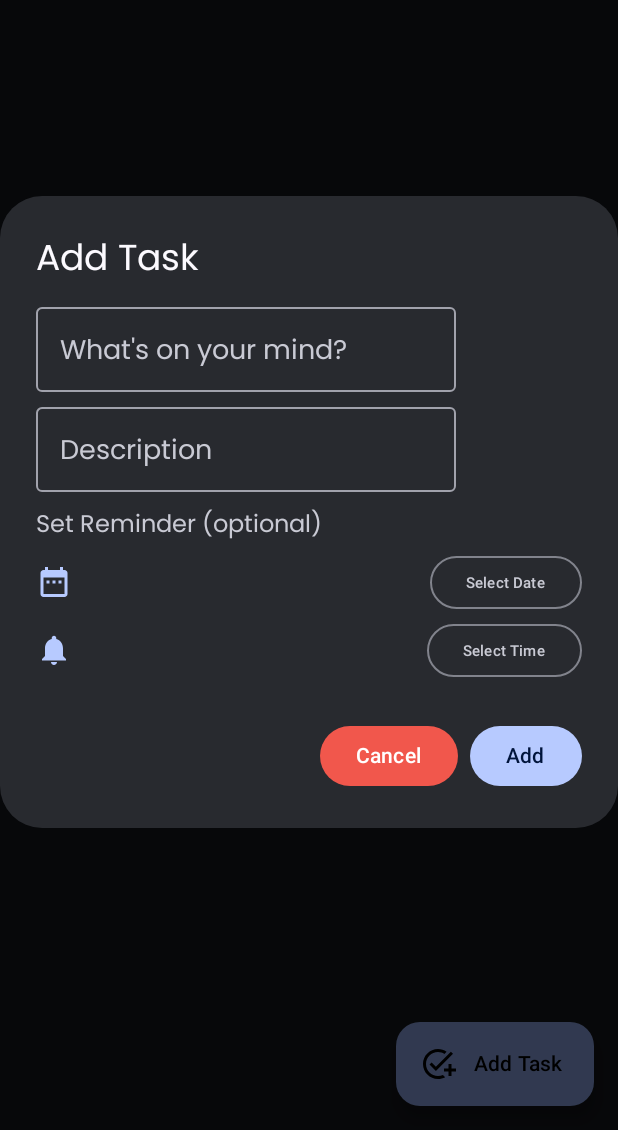
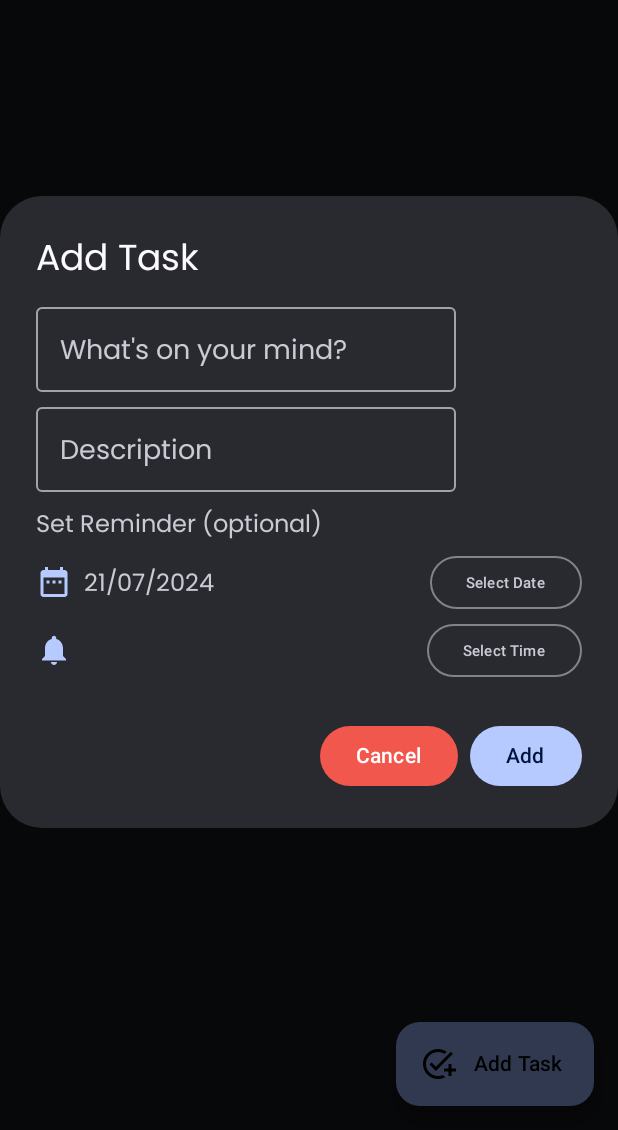
Before and after one commit to thatsmanmeet/Tasky, an Android app built with Jetpack Compose: the screen it shows after launch (MainActivity), after a tap on "Add Task", on a phone screen of 412 x 824 dp, the part 106-1236 px from its top. Run offline under Robolectric (Android 15) with nearby library versions, the phone set to English and light mode, and no system bars; our stand-ins replace Room's generated code; 1 other tap on this screen came first.

Commit message:
fixd few bugs from past

```diff
--- a/app/build.gradle
+++ b/app/build.gradle
@@ -13,7 +13,7 @@ android {
         minSdk 26
         targetSdk 34
         versionCode 27
-        versionName "2.4.3"
+        versionName "3.0.0"
         testInstrumentationRunner "androidx.test.runner.AndroidJUnitRunner"
         vectorDrawables {
             useSupportLibrary true
--- a/app/src/main/java/com/thatsmanmeet/taskyapp/components/AddTodoDialog.kt
+++ b/app/src/main/java/com/thatsmanmeet/taskyapp/components/AddTodoDialog.kt
@@ -18,6 +18,7 @@ import androidx.compose.ui.unit.sp
 import com.thatsmanmeet.taskyapp.R
 import com.thatsmanmeet.taskyapp.room.Todo
 import com.thatsmanmeet.taskyapp.room.TodoViewModel
+import com.thatsmanmeet.taskyapp.screens.getCurrentDate
 import com.thatsmanmeet.taskyapp.screens.scheduleNotification
 import com.thatsmanmeet.taskyapp.screens.setRepeatingAlarm
 import java.text.SimpleDateFormat
@@ -100,7 +101,9 @@ fun addTodoDialog(
                         }) {
                             Text(text = stringResource(R.string.add_edit_dialog_select_date_button), fontSize = 10.sp)
                             val date = showDatePicker(context = context, isDateDialogShowing)
-                            dateText.value = date
+                            dateText.value = if(date != ""){date} else {
+                                getCurrentDate()
+                            }
                             isDateDialogShowing.value = false
                         }
                     }
--- a/app/src/main/java/com/thatsmanmeet/taskyapp/components/MyTopAppBar.kt
+++ b/app/src/main/java/com/thatsmanmeet/taskyapp/components/MyTopAppBar.kt
@@ -14,6 +14,7 @@ import androidx.compose.material3.Text
 import androidx.compose.material3.TopAppBar
 import androidx.compose.material3.TopAppBarDefaults
 import androidx.compose.runtime.Composable
+import androidx.compose.runtime.MutableState
 import androidx.compose.ui.Alignment
 import androidx.compose.ui.Modifier
 import androidx.compose.ui.unit.sp
@@ -27,10 +28,9 @@ fun MyTopAppBar(
     coroutineScope: CoroutineScope,
     drawerState: DrawerState,
     modifier: Modifier,
-    searchText: String,
+    searchText: MutableState<String>,
     topAppBarColors: TopAppBarDefaults
 ) {
-    var searchText1 = searchText
     TopAppBar(
         navigationIcon = {
             IconButton(onClick = {
@@ -57,7 +57,7 @@ fun MyTopAppBar(
                     text = title,
                     fontSize = 25.sp
                 )
-                SearchBarTop(searchText1) { searchText1 = it }
+                SearchBarTop(searchText.value) { searchText.value = it }
             }
         },
         colors = topAppBarColors.topAppBarColors(
--- a/app/src/main/java/com/thatsmanmeet/taskyapp/components/NavigationDrawer.kt
+++ b/app/src/main/java/com/thatsmanmeet/taskyapp/components/NavigationDrawer.kt
@@ -87,7 +87,7 @@ fun NavigationDrawer(
                 NavigationDrawerItem(
                     modifier = modifier.padding(start = 16.dp, end = 16.dp),
                     icon = { Icon(imageVector = Icons.Default.Delete, contentDescription = null) },
-                    label = { Text(text = "Deleted Tasks") },
+                    label = { Text(text = "Recycle Bin") },
                     selected = false,
                     onClick = {
                         coroutineScope.launch {
@@ -99,13 +99,13 @@ fun NavigationDrawer(
                 NavigationDrawerItem(
                     modifier = modifier.padding(start = 16.dp, end = 16.dp),
                     icon = { Icon(imageVector = Icons.Default.Info, contentDescription = null) },
-                    label = { Text(text = "Guide") },
+                    label = { Text(text = "About") },
                     selected = false,
                     onClick = {
                         coroutineScope.launch {
                             drawerState.close()
                         }
-                        navHostController.navigate(route = Screen.GuideScreen.route)
+                        navHostController.navigate(route = Screen.AboutScreen.route)
                     }
                 )
                 NavigationDrawerItem(
--- a/app/src/main/java/com/thatsmanmeet/taskyapp/screens/App.kt
+++ b/app/src/main/java/com/thatsmanmeet/taskyapp/screens/App.kt
@@ -52,6 +52,7 @@ fun MyApp(
 ) {
     val activity = LocalContext.current as Activity
     val context = LocalContext.current
+    createNotificationChannel(context)
     val todoViewModel = TodoViewModel(activity.application)
     val deletedTodoViewModel = DeletedTodoViewModel(activity.application)
     val listState = rememberLazyListState()
@@ -91,7 +92,7 @@ fun MyApp(
         mutableStateOf(true)
     }
 
-    var searchText by rememberSaveable {
+    val searchText = rememberSaveable {
         mutableStateOf("")
     }
 
@@ -187,7 +188,7 @@ fun MyApp(
                                 selectedItem.intValue = index
                                 openEditDialog.value = true
                             },
-                            searchText = searchText,
+                            searchText = searchText.value,
                             coroutineScope = rememberCoroutineScope(),
                             snackbarHostState = snackBarHostState
                         )
@@ -353,6 +354,11 @@ fun CurrentDateTimeComparator(
     }
 }
 
+fun getCurrentDate(): String{
+    return SimpleDateFormat("dd/MM/yyyy", Locale.ENGLISH).format(
+        Calendar.getInstance().time
+    ).toString()
+}
 
 fun currentDateTimeComparator(
     inputDate:String,
--- a/app/src/main/java/com/thatsmanmeet/taskyapp/screens/DeletedTodoScreen.kt
+++ b/app/src/main/java/com/thatsmanmeet/taskyapp/screens/DeletedTodoScreen.kt
@@ -93,7 +93,7 @@ fun DeletedTodoScreen(
                      .height(100.dp)
                      .padding(16.dp)
              ){
-                 Text(text = "Deleted Tasks will be automatically deleted in 30 days. Tap on a task to restore or permanently delete it.", fontSize = 15.sp)
+                 Text(text = "Deleted Tasks will be stay here as an archived storage. You can tap on a task to restore or delete it permanently.", fontSize = 15.sp)
              }
                 LazyColumn{
                     items(deletedTodoList.value){deletedTodo->
--- a/app/src/main/java/com/thatsmanmeet/taskyapp/screens/NavGraph.kt
+++ b/app/src/main/java/com/thatsmanmeet/taskyapp/screens/NavGraph.kt
@@ -56,8 +56,8 @@ fun SetupNavGraph(
             DeletedTodoScreen(navHostController = navController)
         }
 
-        composable(route = Screen.GuideScreen.route){
-            GuideScreen(navHostController = navController)
+        composable(route = Screen.AboutScreen.route){
+            AboutScreen(navHostController = navController)
         }
 
         composable(route = Screen.NotesScreen.route){
--- a/app/src/main/java/com/thatsmanmeet/taskyapp/screens/Screen.kt
+++ b/app/src/main/java/com/thatsmanmeet/taskyapp/screens/Screen.kt
@@ -6,7 +6,7 @@ sealed class Screen(val route:String){
     object SettingsScreen : Screen("settings_screen")
     object SearchScreen: Screen("search_screen")
     object DeletedTodosScreen:Screen("deleted_todo_screen")
-    object GuideScreen:Screen("guide_screen")
+    object AboutScreen:Screen("about_screen")
     object NotesScreen:Screen("notes_screen")
     object AddNotesScreen:Screen("add_notes_screen")
     object EditNotesScreen:Screen("edit_notes_screen/{noteID}")
```
Also changed, not shown: app/src/main/java/com/thatsmanmeet/taskyapp/screens/AboutScreen.kt (added, +108 -0 lines), app/src/main/java/com/thatsmanmeet/taskyapp/screens/EditNoteScreen.kt (+31 -3 lines), app/src/main/java/com/thatsmanmeet/taskyapp/screens/GuideScreen.kt (deleted, +0 -163 lines), app/src/main/java/com/thatsmanmeet/taskyapp/screens/NotesScreen.kt (+17 -7 lines).
